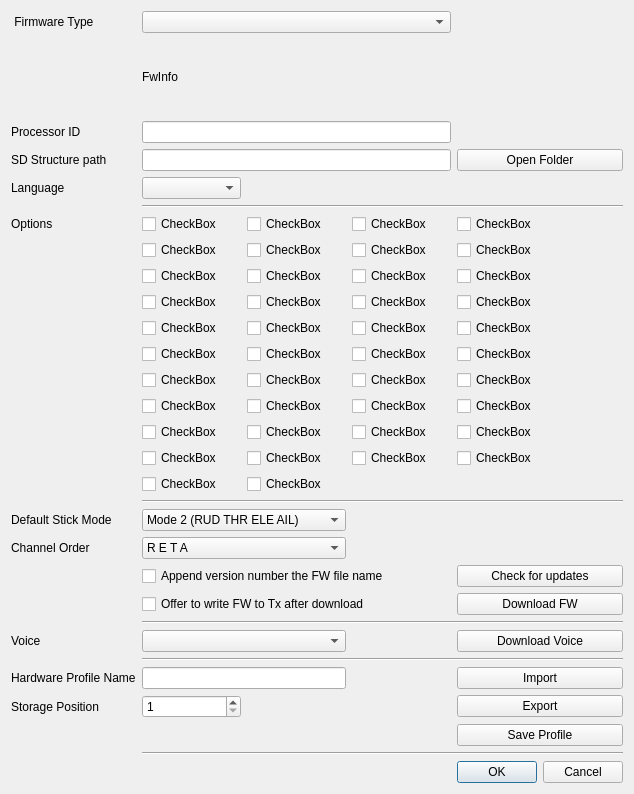
Above: companion/src/fwpreferencesdialog.ui from opentx/opentx before the change. Below: the same form after it.
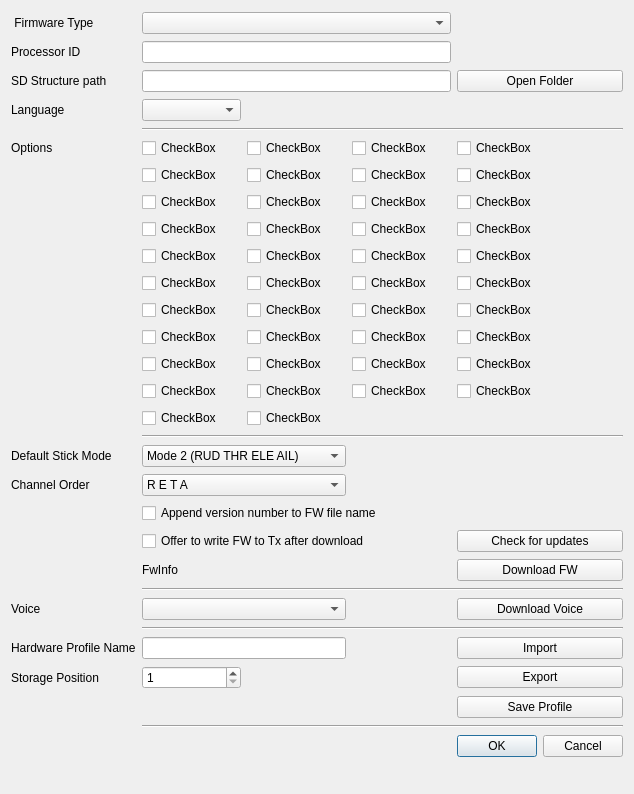
That is the form after the change.

The edit to the form file:
```diff
--- a/companion/src/fwpreferencesdialog.ui
+++ b/companion/src/fwpreferencesdialog.ui
@@ -26,19 +26,6 @@
    <string>Firmware Preferences</string>
   </property>
   <layout class="QGridLayout" name="gridLayout">
-   <item row="4" column="3" colspan="4">
-    <widget class="QLabel" name="FwInfo">
-     <property name="sizePolicy">
-      <sizepolicy hsizetype="Expanding" vsizetype="Preferred">
-       <horstretch>0</horstretch>
-       <verstretch>0</verstretch>
-      </sizepolicy>
-     </property>
-     <property name="text">
-      <string>FwInfo</string>
-     </property>
-    </widget>
-   </item>
    <item row="13" column="5">
     <widget class="QCheckBox" name="optionCheckBox_19">
      <property name="sizePolicy">
@@ -630,19 +617,6 @@
      </property>
     </widget>
    </item>
-   <item row="18" column="5">
-    <widget class="QCheckBox" name="optionCheckBox_40">
-     <property name="sizePolicy">
-      <sizepolicy hsizetype="MinimumExpanding" vsizetype="Fixed">
-       <horstretch>0</horstretch>
-       <verstretch>0</verstretch>
-      </sizepolicy>
-     </property>
-     <property name="text">
-      <string>CheckBox</string>
-     </property>
-    </widget>
-   </item>
    <item row="17" column="6">
     <widget class="QCheckBox" name="optionCheckBox_36">
      <property name="sizePolicy">
@@ -695,19 +669,6 @@
      </property>
     </widget>
    </item>
-   <item row="18" column="6">
-    <widget class="QCheckBox" name="optionCheckBox_39">
-     <property name="sizePolicy">
-      <sizepolicy hsizetype="MinimumExpanding" vsizetype="Fixed">
-       <horstretch>0</horstretch>
-       <verstretch>0</verstretch>
-      </sizepolicy>
-     </property>
-     <property name="text">
-      <string>CheckBox</string>
-     </property>
-    </widget>
-   </item>
    <item row="6" column="3" colspan="3">
     <widget class="QLineEdit" name="sdPath">
      <property name="enabled">
@@ -950,13 +911,6 @@
      </property>
     </widget>
    </item>
-   <item row="32" column="6">
-    <widget class="QPushButton" name="fw_dnld">
-     <property name="text">
-      <string>Download FW</string>
-     </property>
-    </widget>
-   </item>
    <item row="37" column="6">
     <widget class="QPushButton" name="import_PB">
      <property name="text">
@@ -991,20 +945,7 @@
    <item row="31" column="3" colspan="3">
     <widget class="QCheckBox" name="renameFirmware">
      <property name="text">
-      <string>Append version number the FW file name</string>
-     </property>
-    </widget>
-   </item>
-   <item row="31" column="6">
-    <widget class="QPushButton" name="checkFWUpdates">
-     <property name="minimumSize">
-      <size>
-       <width>0</width>
-       <height>0</height>
-      </size>
-     </property>
-     <property name="text">
-      <string>Check for updates</string>
+      <string>Append version number to FW file name</string>
      </property>
     </widget>
    </item>
@@ -1050,6 +991,65 @@
      </property>
     </widget>
    </item>
+   <item row="18" column="5">
+    <widget class="QCheckBox" name="optionCheckBox_39">
+     <property name="sizePolicy">
+      <sizepolicy hsizetype="MinimumExpanding" vsizetype="Fixed">
+       <horstretch>0</horstretch>
+       <verstretch>0</verstretch>
+      </sizepolicy>
+     </property>
+     <property name="text">
+      <string>CheckBox</string>
+     </property>
+    </widget>
+   </item>
+   <item row="18" column="6">
+    <widget class="QCheckBox" name="optionCheckBox_40">
+     <property name="sizePolicy">
+      <sizepolicy hsizetype="MinimumExpanding" vsizetype="Fixed">
+       <horstretch>0</horstretch>
+       <verstretch>0</verstretch>
+      </sizepolicy>
+     </property>
+     <property name="text">
+      <string>CheckBox</string>
+     </property>
+    </widget>
+   </item>
+   <item row="33" column="3" colspan="3">
+    <widget class="QLabel" name="FwInfo">
+     <property name="sizePolicy">
+      <sizepolicy hsizetype="Expanding" vsizetype="Preferred">
+       <horstretch>0</horstretch>
+       <verstretch>0</verstretch>
+      </sizepolicy>
+     </property>
+     <property name="text">
+      <string>FwInfo</string>
+     </property>
+    </widget>
+   </item>
+   <item row="33" column="6">
+    <widget class="QPushButton" name="fw_dnld">
+     <property name="text">
+      <string>Download FW</string>
+     </property>
+    </widget>
+   </item>
+   <item row="32" column="6">
+    <widget class="QPushButton" name="checkFWUpdates">
+     <property name="minimumSize">
+      <size>
+       <width>0</width>
+       <height>0</height>
+      </size>
+     </property>
+     <property name="text">
+      <string>Check for updates</string>
+     </property>
+    </widget>
+   </item>
   </layout>
  </widget>
  <resources>
```
Left out of the diff: 61 changed lines with no effect on the pictures.
